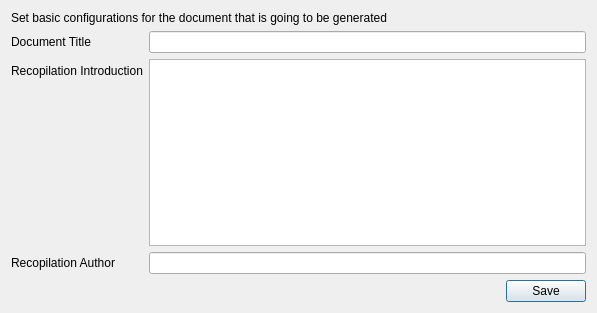
The window that configurationdialog.ui (lucianodato/JI-quotes) describes before a commit, drawn with Qt 5.
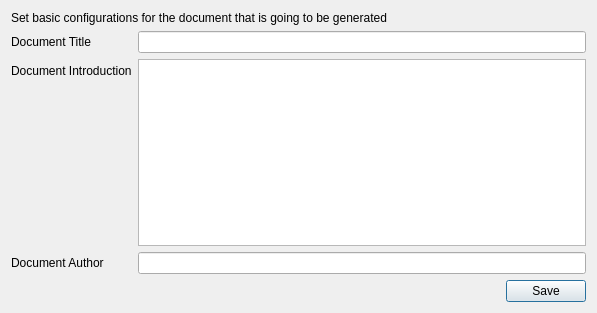
The same window after the commit. Icons and pictures are not drawn.

```diff
--- a/configurationdialog.ui
+++ b/configurationdialog.ui
@@ -21,7 +21,7 @@
    <item row="2" column="0">
     <widget class="QLabel" name="label">
      <property name="text">
-      <string>Recopilation Introduction</string>
+      <string>Document Introduction</string>
      </property>
     </widget>
    </item>
@@ -31,7 +31,7 @@
    <item row="3" column="0">
     <widget class="QLabel" name="label_2">
      <property name="text">
-      <string>Recopilation Author</string>
+      <string>Document Author</string>
      </property>
     </widget>
    </item>
```
